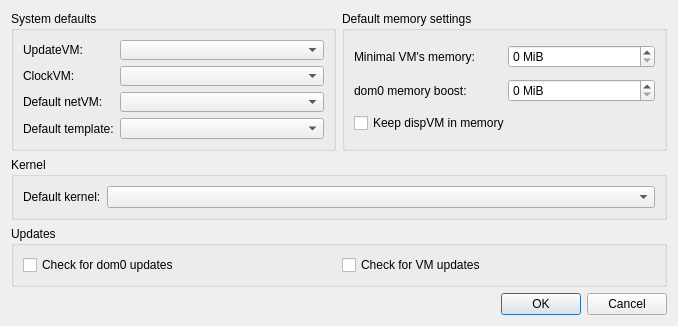
Qt form globalsettingsdlg.ui (QubesOS/qubes-manager) before a commit.
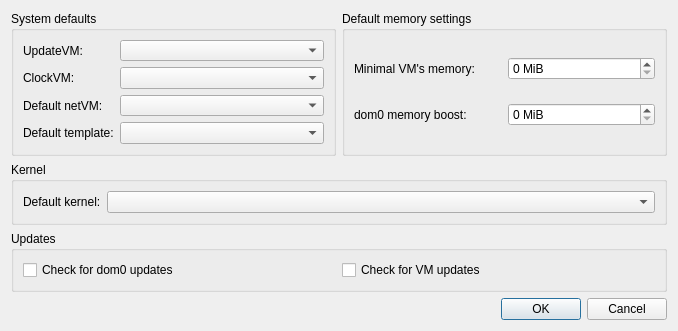
The same form after that commit.

Commit message: update globalsettingsdlg for new API

Diff of the .ui file:
```diff
--- a/globalsettingsdlg.ui
+++ b/globalsettingsdlg.ui
@@ -7,7 +7,7 @@
     <x>0</x>
     <y>0</y>
     <width>678</width>
-    <height>318</height>
+    <height>331</height>
    </rect>
   </property>
   <property name="windowTitle">
@@ -161,13 +161,6 @@
         </property>
        </widget>
       </item>
-      <item row="2" column="0" colspan="2">
-       <widget class="QCheckBox" name="dispvm_in_memory">
-        <property name="text">
-         <string>Keep dispVM in memory</string>
-        </property>
-       </widget>
-      </item>
      </layout>
     </widget>
    </item>
```
The commit also changes 1 other file.
